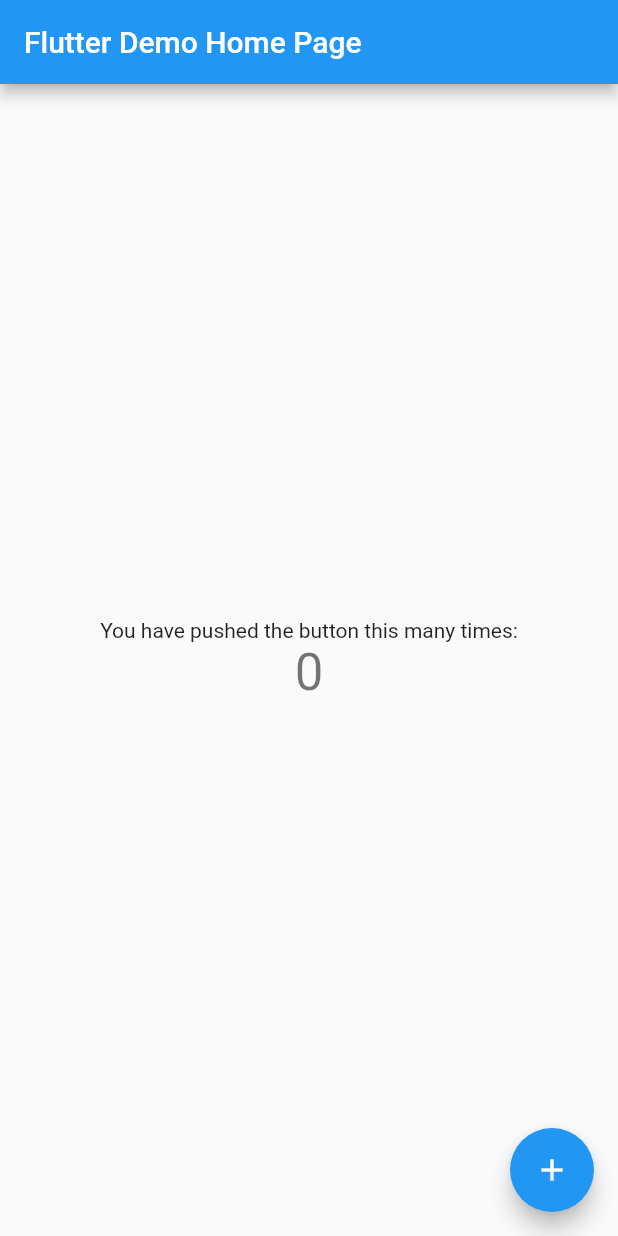
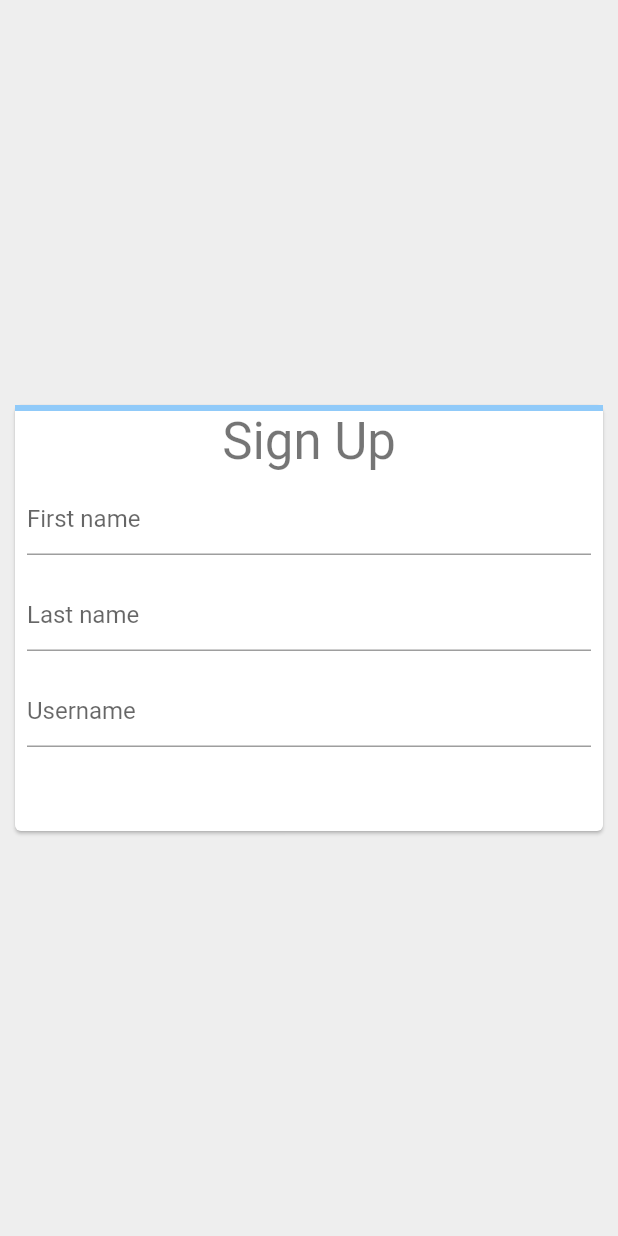
Before and after one commit to yyu/hi-flutter, a Flutter app: the screen it shows after launch, on a phone screen of 412 x 824 dp. Run offline on Flutter 3.47's test engine with Material 2 defaults, Android fonts, the light colour scheme and no system bars.

Commit message:
[flutter web codelab] Step 0: Get the starter web app

```diff
--- a/signin_example/lib/main.dart
+++ b/signin_example/lib/main.dart
@@ -1,117 +1,87 @@
 import 'package:flutter/material.dart';
 
-void main() {
-  runApp(MyApp());
-}
+void main() => runApp(SignUpApp());
 
-class MyApp extends StatelessWidget {
-  // This widget is the root of your application.
+class SignUpApp extends StatelessWidget {
   @override
   Widget build(BuildContext context) {
     return MaterialApp(
-      title: 'Flutter Demo',
-      theme: ThemeData(
-        // This is the theme of your application.
-        //
-        // Try running your application with "flutter run". You'll see the
-        // application has a blue toolbar. Then, without quitting the app, try
-        // changing the primarySwatch below to Colors.green and then invoke
-        // "hot reload" (press "r" in the console where you ran "flutter run",
-        // or simply save your changes to "hot reload" in a Flutter IDE).
-        // Notice that the counter didn't reset back to zero; the application
-        // is not restarted.
-        primarySwatch: Colors.blue,
-        // This makes the visual density adapt to the platform that you run
-        // the app on. For desktop platforms, the controls will be smaller and
-        // closer together (more dense) than on mobile platforms.
-        visualDensity: VisualDensity.adaptivePlatformDensity,
-      ),
-      home: MyHomePage(title: 'Flutter Demo Home Page'),
+      routes: {
+        '/': (context) => SignUpScreen(),
+      },
     );
   }
 }
 
-class MyHomePage extends StatefulWidget {
-  MyHomePage({Key key, this.title}) : super(key: key);
-
-  // This widget is the home page of your application. It is stateful, meaning
-  // that it has a State object (defined below) that contains fields that affect
-  // how it looks.
-
-  // This class is the configuration for the state. It holds the values (in this
-  // case the title) provided by the parent (in this case the App widget) and
-  // used by the build method of the State. Fields in a Widget subclass are
-  // always marked "final".
-
-  final String title;
-
+class SignUpScreen extends StatelessWidget {
   @override
-  _MyHomePageState createState() => _MyHomePageState();
+  Widget build(BuildContext context) {
+    return Scaffold(
+      backgroundColor: Colors.grey[200],
+      body: Center(
+        child: SizedBox(
+          width: 400,
+          child: Card(
+            child: SignUpForm(),
+          ),
+        ),
+      ),
+    );
+  }
 }
 
-class _MyHomePageState extends State<MyHomePage> {
-  int _counter = 0;
+class SignUpForm extends StatefulWidget {
+  @override
+  _SignUpFormState createState() => _SignUpFormState();
+}
 
-  void _incrementCounter() {
-    setState(() {
-      // This call to setState tells the Flutter framework that something has
-      // changed in this State, which causes it to rerun the build method below
-      // so that the display can reflect the updated values. If we changed
-      // _counter without calling setState(), then the build method would not be
-      // called again, and so nothing would appear to happen.
-      _counter++;
-    });
-  }
+class _SignUpFormState extends State<SignUpForm> {
+  final _firstNameTextController = TextEditingController();
+  final _lastNameTextController = TextEditingController();
+  final _usernameTextController = TextEditingController();
+
+  double _formProgress = 0;
 
   @override
   Widget build(BuildContext context) {
-    // This method is rerun every time setState is called, for instance as done
-    // by the _incrementCounter method above.
-    //
-    // The Flutter framework has been optimized to make rerunning build methods
-    // fast, so that you can just rebuild anything that needs updating rather
-    // than having to individually change instances of widgets.
-    return Scaffold(
-      appBar: AppBar(
-        // Here we take the value from the MyHomePage object that was created by
-        // the App.build method, and use it to set our appbar title.
-        title: Text(widget.title),
+    return Form(
+      child: Column(
+        mainAxisSize: MainAxisSize.min,
+        children: [
+          LinearProgressIndicator(value: _formProgress),
+          Text('Sign Up', style: Theme
+              .of(context)
+              .textTheme
+              .headline4),
+          Padding(
+            padding: EdgeInsets.all(8.0),
+            child: TextFormField(
+              controller: _firstNameTextController,
+              decoration: InputDecoration(hintText: 'First name'),
+            ),
+          ),
+          Padding(
+            padding: EdgeInsets.all(8.0),
+            child: TextFormField(
+              controller: _lastNameTextController,
+              decoration: InputDecoration(hintText: 'Last name'),
+            ),
+          ),
+          Padding(
+            padding: EdgeInsets.all(8.0),
+            child: TextFormField(
+              controller: _usernameTextController,
+              decoration: InputDecoration(hintText: 'Username'),
+            ),
+          ),
+          FlatButton(
+            color: Colors.blue,
+            textColor: Colors.white,
+            onPressed: null,
+            child: Text('Sign up'),
+          ),
+        ],
       ),
-      body: Center(
-        // Center is a layout widget. It takes a single child and positions it
-        // in the middle of the parent.
-        child: Column(
-          // Column is also a layout widget. It takes a list of children and
-          // arranges them vertically. By default, it sizes itself to fit its
-          // children horizontally, and tries to be as tall as its parent.
-          //
-          // Invoke "debug painting" (press "p" in the console, choose the
-          // "Toggle Debug Paint" action from the Flutter Inspector in Android
-          // Studio, or the "Toggle Debug Paint" command in Visual Studio Code)
-          // to see the wireframe for each widget.
-          //
-          // Column has various properties to control how it sizes itself and
-          // how it positions its children. Here we use mainAxisAlignment to
-          // center the children vertically; the main axis here is the vertical
-          // axis because Columns are vertical (the cross axis would be
-          // horizontal).
-          mainAxisAlignment: MainAxisAlignment.center,
-          children: <Widget>[
-            Text(
-              'You have pushed the button this many times:',
-            ),
-            Text(
-              '$_counter',
-              style: Theme.of(context).textTheme.headline4,
-            ),
-          ],
-        ),
-      ),
-      floatingActionButton: FloatingActionButton(
-        onPressed: _incrementCounter,
-        tooltip: 'Increment',
-        child: Icon(Icons.add),
-      ), // This trailing comma makes auto-formatting nicer for build methods.
     );
   }
 }
```
